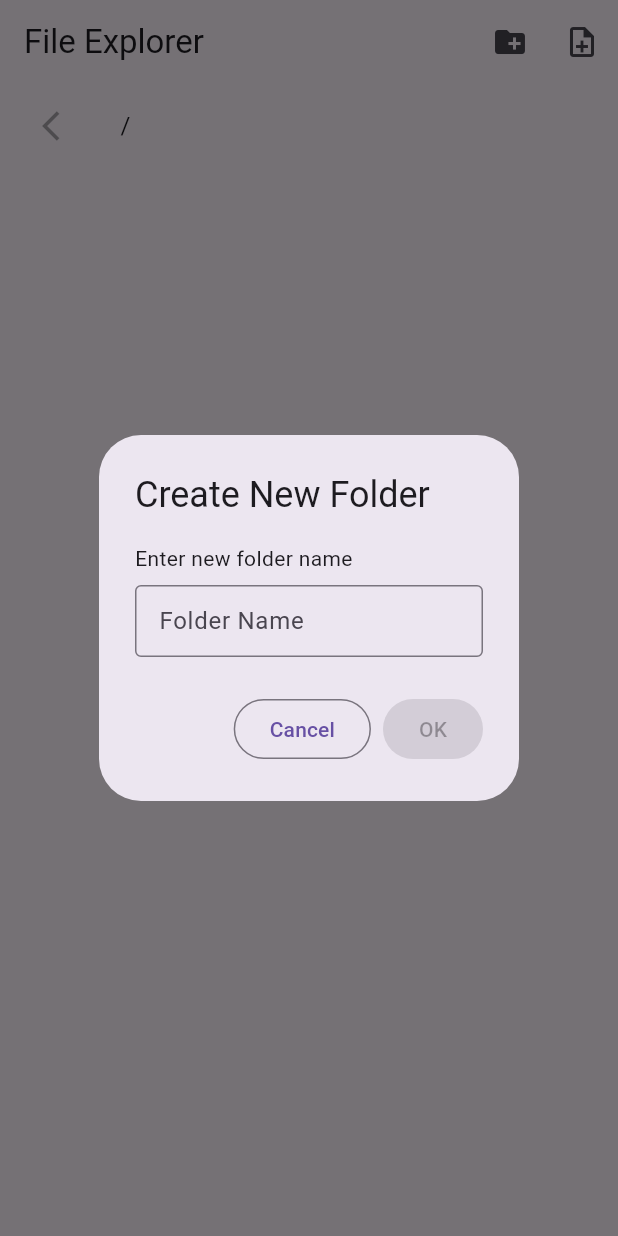
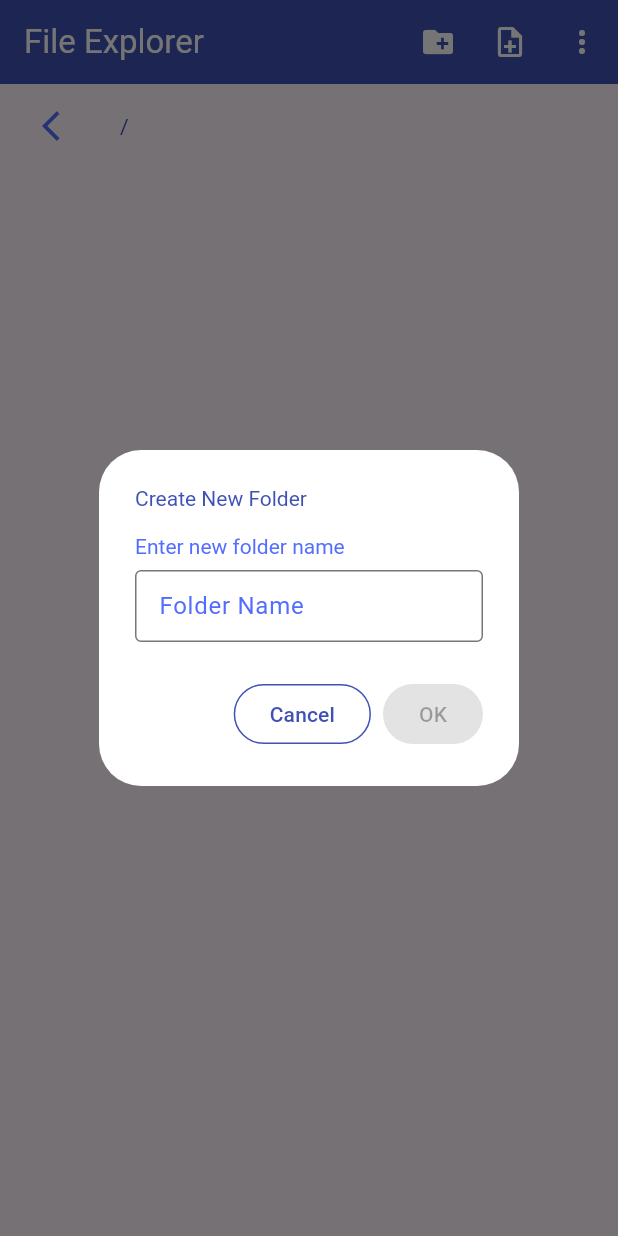
Before and after one commit to AungThit1998/flutter-advanced-class-2026, a Flutter app: the screen it shows after launch, after a tap on the "create new folder" icon, on a phone screen of 412 x 824 dp. Run offline on Flutter 3.47's test engine with Material 3 defaults, Android fonts, the light colour scheme and no system bars; our stand-ins replace shared_preferences, web.

Commit message:
theme implementation done

```diff
--- a/file_explorer/lib/home/home_screen.dart
+++ b/file_explorer/lib/home/home_screen.dart
@@ -46,6 +46,15 @@ class _HomeScreenState extends State<HomeScreen> {
               _createNewFile("");
             },
             icon: Icon(Icons.note_add_outlined),
+          ),
+          PopupMenuButton<ThemeMode>(
+            itemBuilder: (context) {
+              return [
+                PopupMenuItem(child: Text("Light Theme")),
+                PopupMenuItem(child: Text("Dark Theme")),
+                PopupMenuItem(child: Text("System")),
+              ];
+            },
           ),
         ],
       ),
--- a/file_explorer/lib/main.dart
+++ b/file_explorer/lib/main.dart
@@ -1,3 +1,4 @@
+import 'package:file_explorer/theme/app_theme.dart';
 import 'package:flutter/material.dart';
 
 import 'home/home_screen.dart';
@@ -15,6 +16,8 @@ class MyApp extends StatelessWidget {
       debugShowCheckedModeBanner: false,
       title: 'Flutter Demo',
       home: HomeScreen(),
+      theme: AppTheme.lightTheme(),
+      darkTheme: ThemeData.dark(),
     );
   }
 }
--- /dev/null
+++ b/file_explorer/lib/theme/app_theme.dart
@@ -0,0 +1,47 @@
+import 'package:flutter/material.dart';
+
+class AppTheme {
+  static ThemeData lightTheme() {
+    return ThemeData.light().copyWith(
+      appBarTheme: AppBarTheme(
+        backgroundColor: Colors.indigo,
+        foregroundColor: Colors.white,
+      ),
+      listTileTheme: ListTileThemeData(
+        iconColor: Colors.indigoAccent,
+        titleTextStyle: TextStyle(color: Colors.indigo),
+        subtitleTextStyle: TextStyle(color: Colors.indigoAccent),
+      ),
+      iconButtonTheme: IconButtonThemeData(
+        style: IconButton.styleFrom(foregroundColor: Colors.white),
+      ),
+      dialogTheme: DialogThemeData(
+        backgroundColor: Colors.white,
+        titleTextStyle: TextStyle(color: Colors.indigo),
+        contentTextStyle: TextStyle(color: Colors.indigoAccent),
+      ),
+      inputDecorationTheme: InputDecorationThemeData(
+        focusedBorder: OutlineInputBorder(
+          borderSide: BorderSide(color: Colors.indigoAccent),
+        ),
+        labelStyle: TextStyle(color: Colors.indigoAccent),
+      ),
+      textButtonTheme: TextButtonThemeData(
+        style: TextButton.styleFrom(foregroundColor: Colors.indigo),
+      ),
+      filledButtonTheme: FilledButtonThemeData(
+        style: FilledButton.styleFrom(backgroundColor: Colors.indigo),
+      ),
+      outlinedButtonTheme: OutlinedButtonThemeData(
+        style: OutlinedButton.styleFrom(
+          foregroundColor: Colors.indigo,
+          side: BorderSide(color: Colors.indigo),
+        ),
+      ),
+    );
+  }
+
+  static ThemeData dartTheme() {
+    return ThemeData.dark().copyWith();
+  }
+}
```
